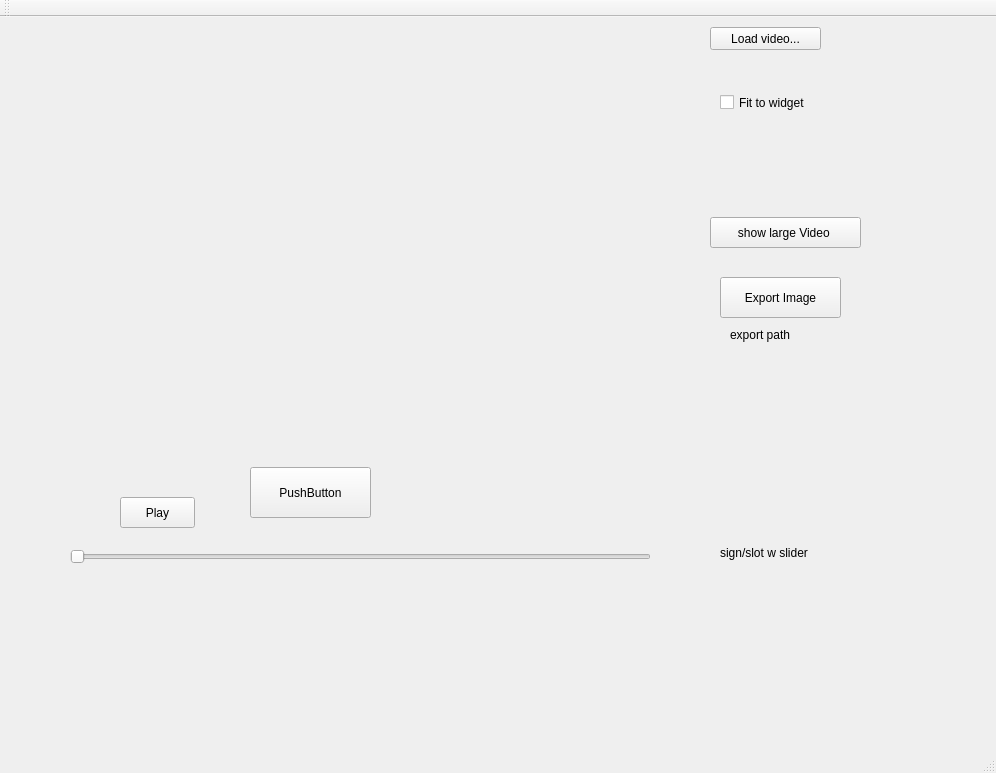
niklasniklas/VideoForensics, file VFPlayer/vfmainwindow.ui: the form before one commit.
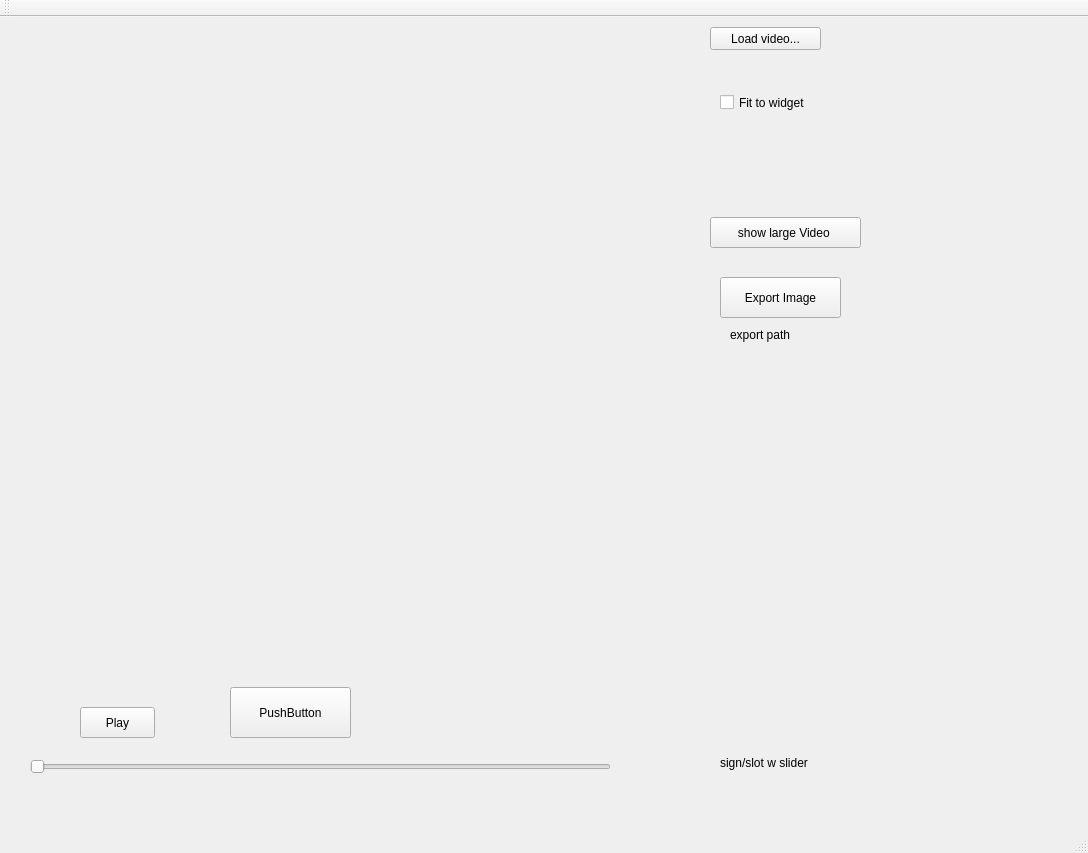
The form after the commit. Custom widgets are drawn as their Qt base class.

Patch:
```diff
--- a/VFPlayer/vfmainwindow.ui
+++ b/VFPlayer/vfmainwindow.ui
@@ -6,8 +6,8 @@
    <rect>
     <x>0</x>
     <y>0</y>
-    <width>996</width>
-    <height>773</height>
+    <width>1088</width>
+    <height>853</height>
    </rect>
   </property>
   <property name="windowTitle">
@@ -17,8 +17,8 @@
    <widget class="QPushButton" name="pushButton_play">
     <property name="geometry">
      <rect>
-      <x>120</x>
-      <y>480</y>
+      <x>80</x>
+      <y>690</y>
       <width>75</width>
       <height>31</height>
      </rect>
@@ -57,7 +57,7 @@
     <property name="geometry">
      <rect>
       <x>720</x>
-      <y>520</y>
+      <y>730</y>
       <width>181</width>
       <height>31</height>
      </rect>
@@ -69,8 +69,8 @@
    <widget class="QPushButton" name="pushButton">
     <property name="geometry">
      <rect>
-      <x>250</x>
-      <y>450</y>
+      <x>230</x>
+      <y>670</y>
       <width>121</width>
       <height>51</height>
      </rect>
@@ -82,8 +82,8 @@
    <widget class="QSlider" name="horizontalSlider_timeline">
     <property name="geometry">
      <rect>
-      <x>70</x>
-      <y>530</y>
+      <x>30</x>
+      <y>740</y>
       <width>581</width>
       <height>19</height>
      </rect>
```
Left out of the diff: 4 changed lines with no effect on the pictures.
